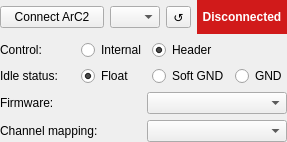
Above: arc2control/widgets/uis/arc2connection.ui from arc-instruments/arc2control before the change. Below: the same form after it.
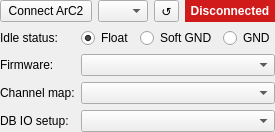
That is the form after the change.

Commit message: Make IO setups configurable per mapper/daughterboard

What changed in the file:
```diff
--- a/arc2control/widgets/uis/arc2connection.ui
+++ b/arc2control/widgets/uis/arc2connection.ui
@@ -6,8 +6,8 @@
    <rect>
     <x>0</x>
     <y>0</y>
-    <width>287</width>
-    <height>142</height>
+    <width>255</width>
+    <height>130</height>
    </rect>
   </property>
   <property name="sizePolicy">
@@ -92,31 +92,47 @@
     </layout>
    </item>
    <item>
-    <layout class="QGridLayout" name="gridLayout_3" columnstretch="1,0,0,0">
-     <item row="0" column="1">
-      <widget class="QRadioButton" name="internalControlRadio">
+    <layout class="QGridLayout" name="gridLayout">
+     <item row="1" column="0">
+      <widget class="QLabel" name="label_5">
        <property name="text">
-        <string>Internal</string>
+        <string>Firmware:</string>
        </property>
-       <attribute name="buttonGroup">
-        <string notr="true">controlButtonGroup</string>
-       </attribute>
-      </widget>
-     </item>
-     <item row="0" column="2">
-      <widget class="QRadioButton" name="headerControlRadio">
-       <property name="text">
-        <string>Header</string>
-       </property>
-       <property name="checked">
-        <bool>true</bool>
-       </property>
-       <attribute name="buttonGroup">
-        <string notr="true">controlButtonGroup</string>
-       </attribute>
       </widget>
      </item>
      <item row="1" column="1">
+      <widget class="QComboBox" name="firmwareComboBox"/>
+     </item>
+     <item row="2" column="1">
+      <widget class="QComboBox" name="channelMapperComboBox"/>
+     </item>
+     <item row="2" column="0">
+      <widget class="QLabel" name="label">
+       <property name="text">
+        <string>Channel map:</string>
+       </property>
+      </widget>
+     </item>
+     <item row="3" column="0">
+      <widget class="QLabel" name="label_2">
+       <property name="text">
+        <string>DB IO setup:</string>
+       </property>
+      </widget>
+     </item>
+     <item row="3" column="1">
+      <widget class="QComboBox" name="ioconfigComboBox"/>
+     </item>
+     <item row="0" column="0">
+      <widget class="QLabel" name="label_7">
+       <property name="text">
+        <string>Idle status:</string>
+       </property>
+      </widget>
+     </item>
+     <item row="0" column="1">
+      <layout class="QHBoxLayout" name="horizontalLayout_2">
+       <item>
       <widget class="QRadioButton" name="floatDevsRadio">
        <property name="toolTip">
         <string>Leave idle channels floating</string>
@@ -132,7 +148,7 @@
        </attribute>
       </widget>
      </item>
-     <item row="1" column="2">
+       <item>
       <widget class="QRadioButton" name="softGndDevsRadio">
        <property name="toolTip">
         <string>Setup idle channels as arbitrary voltage at 0.0 V</string>
@@ -145,21 +161,7 @@
        </attribute>
       </widget>
      </item>
-     <item row="0" column="0">
-      <widget class="QLabel" name="label_6">
-       <property name="text">
-        <string>Control:</string>
-       </property>
-      </widget>
-     </item>
-     <item row="1" column="0">
-      <widget class="QLabel" name="label_7">
-       <property name="text">
-        <string>Idle status:</string>
-       </property>
-      </widget>
-     </item>
-     <item row="1" column="3">
+       <item>
       <widget class="QRadioButton" name="hardGndDevsRadio">
        <property name="toolTip">
         <string>Tie idle channels to hard ground</string>
@@ -174,28 +176,6 @@
      </item>
     </layout>
    </item>
-   <item>
-    <layout class="QGridLayout" name="gridLayout">
-     <item row="0" column="0">
-      <widget class="QLabel" name="label_5">
-       <property name="text">
-        <string>Firmware:</string>
-       </property>
-      </widget>
-     </item>
-     <item row="1" column="0">
-      <widget class="QLabel" name="label">
-       <property name="text">
-        <string>Channel mapping:</string>
-       </property>
-      </widget>
-     </item>
-     <item row="1" column="1">
-      <widget class="QComboBox" name="channelMapperComboBox"/>
-     </item>
-     <item row="0" column="1">
-      <widget class="QComboBox" name="firmwareComboBox"/>
-     </item>
     </layout>
    </item>
   </layout>
```
Left out of the diff: 2 changed lines with no effect on the pictures. Lines whose indentation alone changed are shown as unchanged. The commit also changes 9 other files.
